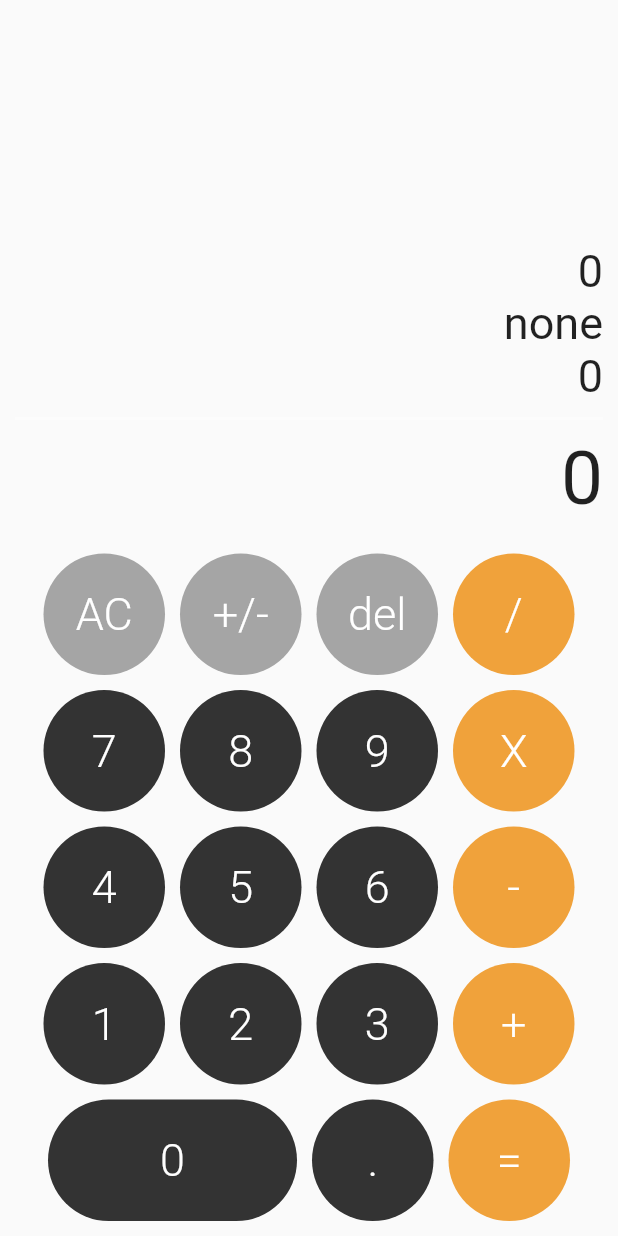
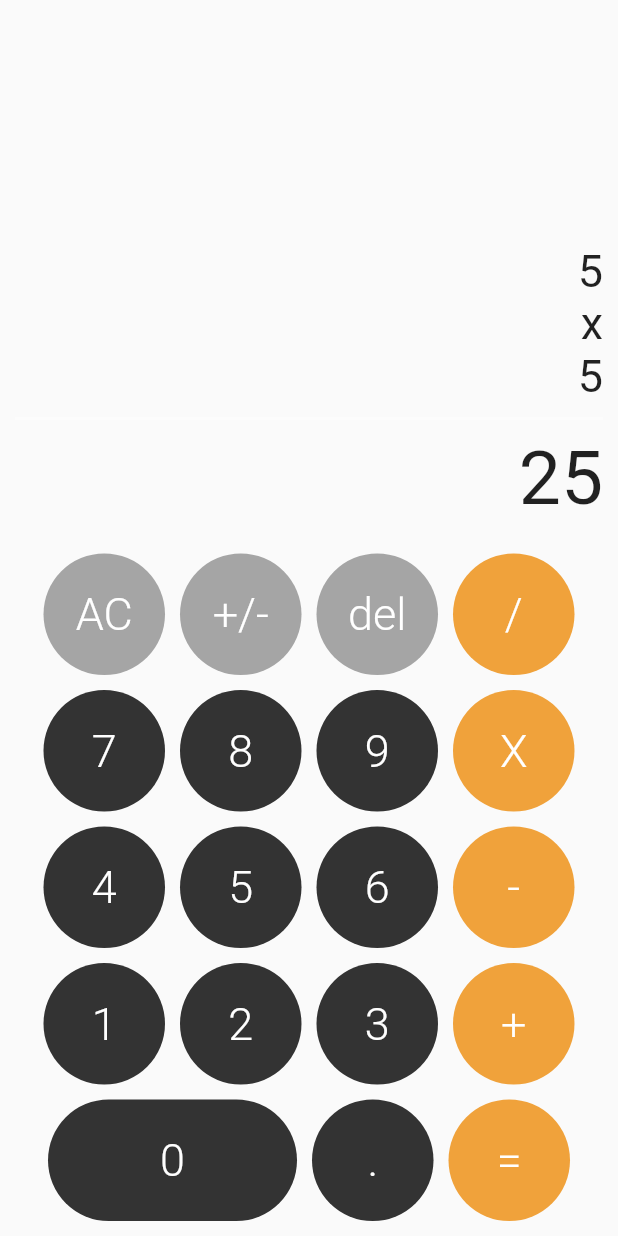
Before and after one commit to DayanaYagual/Programacion-Movil-2--Autonomo-2, a Flutter app: the screen it shows after launch, after a tap on "AC", on a phone screen of 412 x 824 dp. Run offline on Flutter 3.47's test engine with Material 2 defaults, Android fonts, the phone set to English and light mode, and no system bars; our stand-ins replace bloc, flutter_bloc.

Commit message:
firts commit

```diff
--- a/lib/bloc/calculator/calculator_bloc.dart
+++ b/lib/bloc/calculator/calculator_bloc.dart
@@ -8,28 +8,19 @@
 
 class CalculatorBloc extends Bloc<CalculatorEvent, CalculatorState> {
   CalculatorBloc() : super(CalculatorState());
-  // Stream<String> retornaString() async* {
-  //   yield 'Hola Mundo';
-  // }
 
   Stream<CalculatorState> mapEventToState(
     CalculatorEvent event,
   ) async* {
-    if (event is ResetAC) {
-      yield CalculatorState(
-          firstNumber: '0',
-          mathResult: '0',
-          secondNumber: '0',
-          operation: 'none');
-    } else if (event is AddNumber) {
-      yield CalculatorState(
-        firstNumber: '0',
-        secondNumber: '0',
-        operation: 'none',
+    if (event is AddNumber) {
+      yield state.copyWith(
         mathResult: (state.mathResult == '0')
             ? event.number
             : state.mathResult + event.number,
       );
+    } else if (event is ResetAC) {
+      yield state.reset();
     }
+    // Agrega más lógica para otros eventos según sea necesario
   }
 }
--- a/lib/bloc/calculator/calculator_state.dart
+++ b/lib/bloc/calculator/calculator_state.dart
@@ -6,9 +6,28 @@
   final String secondNumber;
   final String operation;
 
-  CalculatorState(
-      {this.mathResult = '30',
-      this.firstNumber = '10',
-      this.secondNumber = '20',
-      this.operation = '+'});
+  CalculatorState({
+    this.mathResult = '25',
+    this.firstNumber = '5',
+    this.secondNumber = '5',
+    this.operation = 'x',
+  });
+
+  CalculatorState reset() {
+    return CalculatorState();
+  }
+
+  CalculatorState copyWith({
+    String? mathResult,
+    String? firstNumber,
+    String? secondNumber,
+    String? operation,
+  }) {
+    return CalculatorState(
+      mathResult: mathResult ?? this.mathResult,
+      firstNumber: firstNumber ?? this.firstNumber,
+      secondNumber: secondNumber ?? this.secondNumber,
+      operation: operation ?? this.operation,
+    );
+  }
 }
--- a/lib/bloc/screens/calculator_screen.dart
+++ b/lib/bloc/screens/calculator_screen.dart
@@ -6,7 +6,10 @@
 import 'package:autono2/widgets/results_labels.dart';
 import 'package:autono2/widgets/calc_button.dart';
 
+
 class CalculatorScreen extends StatelessWidget {
+  const CalculatorScreen({super.key});
+
   @override
   Widget build(BuildContext context) {
     final calculatorBloc = BlocProvider.of<CalculatorBloc>(context);
@@ -14,34 +17,37 @@
     return Scaffold(
         body: SafeArea(
       child: Container(
-        margin: EdgeInsets.symmetric(horizontal: 10),
+        margin: const EdgeInsets.symmetric(horizontal: 10),
         child: Column(
           children: [
             Expanded(
               child: Container(),
             ),
-            ResultsLabels(),
+            const ResultsLabels(),
             Row(
               mainAxisAlignment: MainAxisAlignment.center,
               children: [
                 CalculatorButton(
                   text: 'AC',
-                  bgColor: Color(0xffA5A5A5),
+                  bgColor: const Color(0xffA5A5A5),
                   onPressed: () => calculatorBloc.add(ResetAC()),
                 ),
                 CalculatorButton(
                   text: '+/-',
-                  bgColor: Color(0xffA5A5A5),
+                  bgColor: const Color(0xffA5A5A5),
+                  // ignore: avoid_print
                   onPressed: () => print('+/-'),
                 ),
                 CalculatorButton(
                   text: 'del',
-                  bgColor: Color(0xffA5A5A5),
+                  bgColor: const Color(0xffA5A5A5),
+                  // ignore: avoid_print
                   onPressed: () => print('del'),
                 ),
                 CalculatorButton(
                   text: '/',
-                  bgColor: Color(0xffF0A23B),
+                  bgColor: const Color(0xffF0A23B),
+                  // ignore: avoid_print
                   onPressed: () => print('/'),
                 ),
               ],
@@ -63,7 +69,8 @@
                 ),
                 CalculatorButton(
                   text: 'X',
-                  bgColor: Color(0xffF0A23B),
+                  bgColor: const Color(0xffF0A23B),
+                  // ignore: avoid_print
                   onPressed: () => print('X'),
                 ),
               ],
@@ -73,19 +80,23 @@
               children: [
                 CalculatorButton(
                   text: '4',
+                  // ignore: avoid_print
                   onPressed: () => print('4'),
                 ),
                 CalculatorButton(
                   text: '5',
+                  // ignore: avoid_print
                   onPressed: () => print('5'),
                 ),
                 CalculatorButton(
                   text: '6',
+                  // ignore: avoid_print
                   onPressed: () => print('6'),
                 ),
                 CalculatorButton(
                   text: '-',
-                  bgColor: Color(0xffF0A23B),
+                  bgColor: const Color(0xffF0A23B),
+                  // ignore: avoid_print
                   onPressed: () => print('-'),
                 ),
               ],
@@ -95,19 +106,23 @@
               children: [
                 CalculatorButton(
                   text: '1',
+                  // ignore: avoid_print
                   onPressed: () => print('1'),
                 ),
                 CalculatorButton(
                   text: '2',
+                  // ignore: avoid_print
                   onPressed: () => print('2'),
                 ),
                 CalculatorButton(
                   text: '3',
+                  // ignore: avoid_print
                   onPressed: () => print('3'),
                 ),
                 CalculatorButton(
                   text: '+',
-                  bgColor: Color(0xffF0A23B),
+                  bgColor: const Color(0xffF0A23B),
+                  // ignore: avoid_print
                   onPressed: () => print('+'),
                 ),
               ],
@@ -118,15 +133,18 @@
                 CalculatorButton(
                   text: '0',
                   big: true,
+                  // ignore: avoid_print
                   onPressed: () => print('0'),
                 ),
                 CalculatorButton(
                   text: '.',
+                  // ignore: avoid_print
                   onPressed: () => print('.'),
                 ),
                 CalculatorButton(
                   text: '=',
-                  bgColor: Color(0xffF0A23B),
+                  bgColor: const Color(0xffF0A23B),
+                  // ignore: avoid_print
                   onPressed: () => print('='),
                 ),
               ],
--- a/lib/main.dart
+++ b/lib/main.dart
@@ -4,10 +4,12 @@
 import 'bloc/screens/calculator_screen.dart';
 
 void main() {
-  runApp(MyApp());
+  runApp(const MyApp());
 }
 
 class MyApp extends StatelessWidget {
+  const MyApp({super.key});
+
   @override
   Widget build(BuildContext context) {
     return MaterialApp(
--- a/lib/widgets/calc_button.dart
+++ b/lib/widgets/calc_button.dart
@@ -1,44 +1,44 @@
 import 'package:flutter/material.dart';
 
 class CalculatorButton extends StatelessWidget {
-
   final Color bgColor;
   final bool big;
   final String text;
 
   final Function onPressed;
 
-  CalculatorButton({
+  const CalculatorButton({
     Key? key,
     bgColor,
     this.big = false,
     required this.text,
     required this.onPressed,
-  }): this.bgColor = bgColor ?? Color(0xff333333),
-      super(key: key);
-
+  })  : bgColor = bgColor ?? const Color(0xff333333),
+        super(key: key);
 
   @override
   Widget build(BuildContext context) {
     // Button
     final buttonStyle = TextButton.styleFrom(
-        backgroundColor: this.bgColor,
-        primary: Colors.white,
-        shape: StadiumBorder(),
+      foregroundColor: Colors.white,
+      backgroundColor: bgColor,
+      shape: const StadiumBorder(),
     );
 
     return Container(
-      margin: EdgeInsets.only( bottom: 10, right: 5, left: 5 ),
+      margin: const EdgeInsets.only(bottom: 10, right: 5, left: 5),
       child: TextButton(
         style: buttonStyle,
-        child: Container(
-          width: this.big ? 150 : 65,
+        child: SizedBox(
+          width: big ? 150 : 65,
           height: 65,
           child: Center(
-            child: Text( this.text , style: TextStyle( fontSize: 30, fontWeight: FontWeight.w300 ),)
-          ),
+              child: Text(
+            text,
+            style: const TextStyle(fontSize: 30, fontWeight: FontWeight.w300),
+          )),
         ),
-        onPressed: () => this.onPressed(),
+        onPressed: () => onPressed(),
       ),
     );
   }
--- a/lib/widgets/line_separator.dart
+++ b/lib/widgets/line_separator.dart
@@ -1,13 +1,15 @@
 import 'package:flutter/material.dart';
 
 class LineSeparator extends StatelessWidget {
+  const LineSeparator({super.key});
+
   @override
   Widget build(BuildContext context) {
     return Container(
       width: double.infinity,
       height: 2,
       color: Colors.white.withOpacity(0.4),
-      margin: EdgeInsets.symmetric( vertical: 10 )
+      margin: const EdgeInsets.symmetric( vertical: 10 )
     );
   }
 }
--- a/lib/widgets/main_result.dart
+++ b/lib/widgets/main_result.dart
@@ -12,10 +12,10 @@
   @override
   Widget build(BuildContext context) {
     return Container(
-      margin: EdgeInsets.only( bottom: 20 ),
+      margin: const EdgeInsets.only( bottom: 20 ),
       width: double.infinity,
       alignment: Alignment.centerRight,
-      child: Text( this.text , style: TextStyle(fontSize: 50 ) ),
+      child: Text( text , style: const TextStyle(fontSize: 50 ) ),
     );
   }
 }
--- a/lib/widgets/results_labels.dart
+++ b/lib/widgets/results_labels.dart
@@ -8,6 +8,8 @@
 import 'sub_result.dart';
 
 class ResultsLabels extends StatelessWidget {
+  const ResultsLabels({super.key});
+
   @override
   Widget build(BuildContext context) {
     return BlocBuilder<CalculatorBloc, CalculatorState>(
@@ -17,7 +19,7 @@
             SubResult(text: state.firstNumber),
             SubResult(text: state.operation),
             SubResult(text: state.secondNumber),
-            LineSeparator(),
+            const LineSeparator(),
             MainResultText(text: state.mathResult),
           ],
         );
--- a/lib/widgets/sub_result.dart
+++ b/lib/widgets/sub_result.dart
@@ -11,7 +11,7 @@
     return Container(
       width: double.infinity,
       alignment: Alignment.centerRight,
-      child: Text( this.text , style: TextStyle(fontSize: 30 ) ),
+      child: Text( text , style: const TextStyle(fontSize: 30 ) ),
     );
   }
 }
```
Also changed, not shown: 1 other file.
